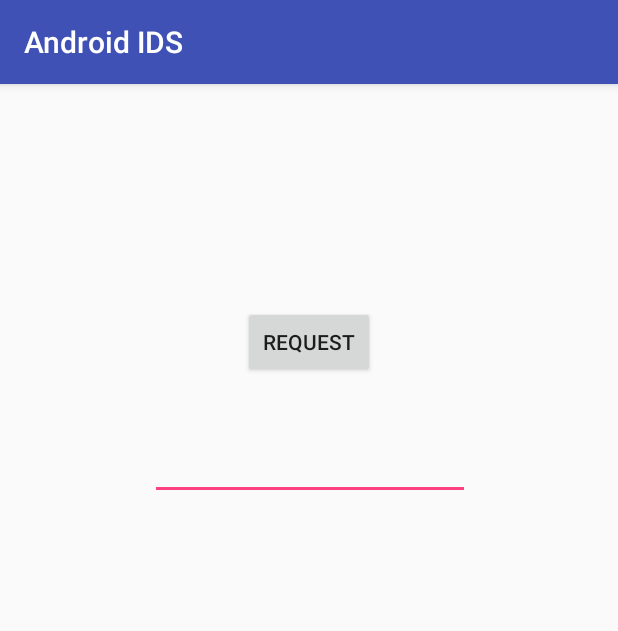
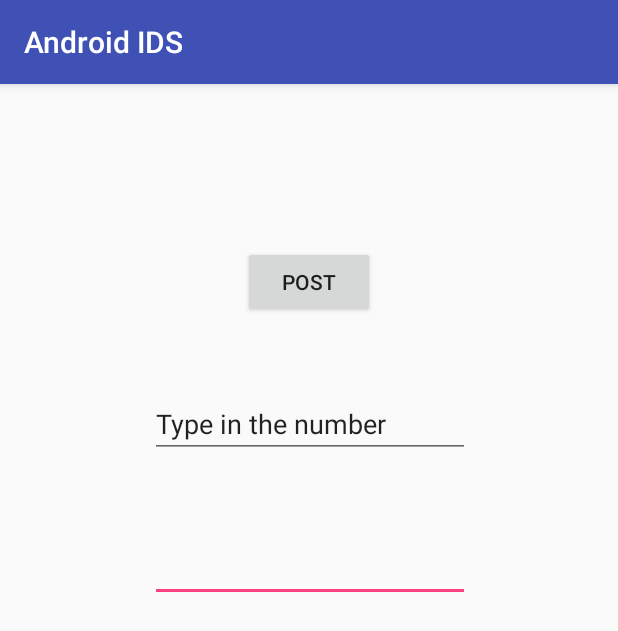
Before and after one commit to Grigorii-P/Android_IDS, an Android app: the screen it shows after launch (MainActivity), on a phone screen of 412 x 824 dp. Shown: the top 631 px of the screen. Run offline under Robolectric (Android 15) with nearby library versions, the phone set to English and light mode, and no system bars.

Commit message:
working POST, very simple one

```diff
--- a/client_side/app/src/main/res/layout/activity_main.xml
+++ b/client_side/app/src/main/res/layout/activity_main.xml
@@ -10,9 +10,9 @@
         android:id="@+id/button"
         android:layout_width="wrap_content"
         android:layout_height="wrap_content"
-        android:layout_marginTop="148dp"
+        android:layout_marginTop="108dp"
         android:onClick="sendRequest"
-        android:text="request"
+        android:text="post"
         app:layout_constraintLeft_toLeftOf="parent"
         app:layout_constraintRight_toRightOf="parent"
         app:layout_constraintTop_toTopOf="parent" />
@@ -21,11 +21,25 @@
         android:id="@+id/editText"
         android:layout_width="wrap_content"
         android:layout_height="wrap_content"
-        android:layout_marginTop="232dp"
+        android:layout_marginTop="300dp"
         android:ems="10"
         android:inputType="textPersonName"
         app:layout_constraintHorizontal_bias="0.502"
         app:layout_constraintLeft_toLeftOf="parent"
         app:layout_constraintRight_toRightOf="parent"
         app:layout_constraintTop_toTopOf="parent" />
+
+    <EditText
+        android:id="@+id/editText2"
+        android:layout_width="wrap_content"
+        android:layout_height="wrap_content"
+        android:layout_marginTop="204dp"
+        android:ems="10"
+        android:inputType="textPersonName"
+        android:text="Type in the number"
+        app:layout_constraintHorizontal_bias="0.502"
+        app:layout_constraintLeft_toLeftOf="parent"
+        app:layout_constraintRight_toRightOf="parent"
+        app:layout_constraintTop_toTopOf="parent" />
+
 </android.support.constraint.ConstraintLayout>
```
Also changed, not shown: client_side/app/src/main/java/com/example/grigoriipogorelov/androidids/MainActivity.java (+75 -23 lines), 2 other files.
